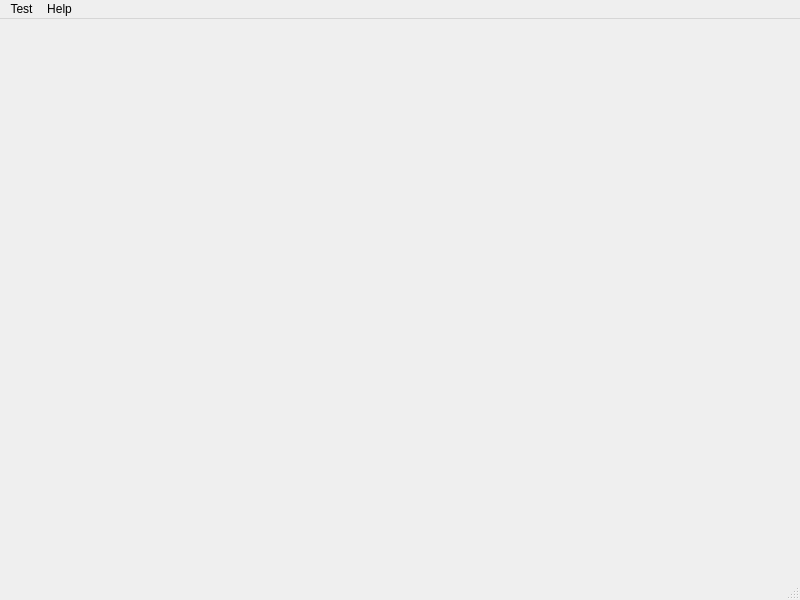
This is sliced_art/main_window.ui in donkirkby/sliced_art as Qt 5 draws it before an edit. The edited form follows.
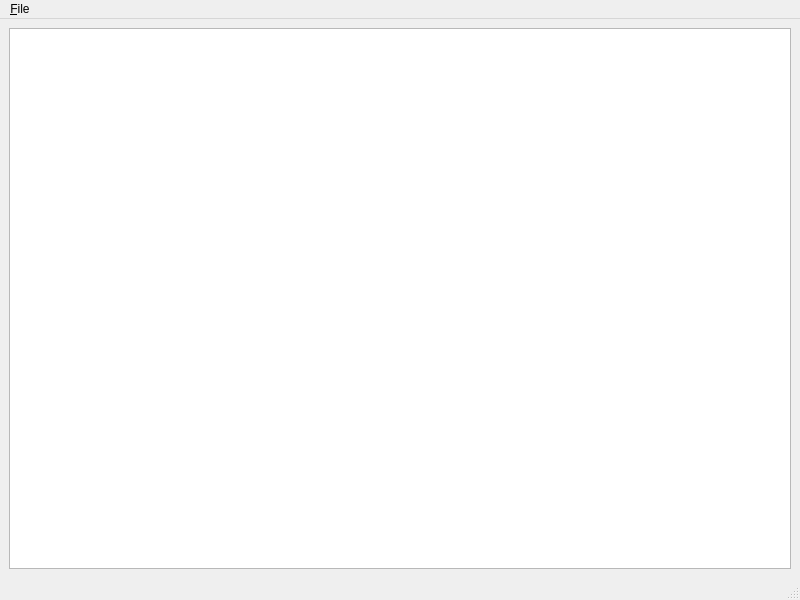
This is the edited form.

Commit message: Open an image file and display it.

Patch:
```diff
--- a/sliced_art/main_window.ui
+++ b/sliced_art/main_window.ui
@@ -13,7 +13,13 @@
   <property name="windowTitle">
    <string>MainWindow</string>
   </property>
-  <widget class="QWidget" name="centralwidget"/>
+  <widget class="QWidget" name="centralwidget">
+   <layout class="QGridLayout" name="gridLayout">
+    <item row="0" column="0">
+     <widget class="QGraphicsView" name="graphicsView"/>
+    </item>
+   </layout>
+  </widget>
   <widget class="QMenuBar" name="menubar">
    <property name="geometry">
     <rect>
@@ -25,19 +31,14 @@
    </property>
    <widget class="QMenu" name="menuTest">
     <property name="title">
-     <string>Test</string>
+     <string>&amp;File</string>
     </property>
-    <addaction name="actionAction"/>
-    <addaction name="actionOther"/>
-   </widget>
-   <widget class="QMenu" name="menuHelp">
-    <property name="title">
-     <string>Help</string>
-    </property>
-    <addaction name="actionDetails"/>
+    <addaction name="actionOpen"/>
+    <addaction name="actionSave"/>
+    <addaction name="separator"/>
+    <addaction name="actionExit"/>
    </widget>
    <addaction name="menuTest"/>
-   <addaction name="menuHelp"/>
   </widget>
   <widget class="QStatusBar" name="statusbar"/>
   <action name="actionAction">
```
Left out of the diff: 19 changed lines with no effect on the pictures. The commit also changes 2 other files.
